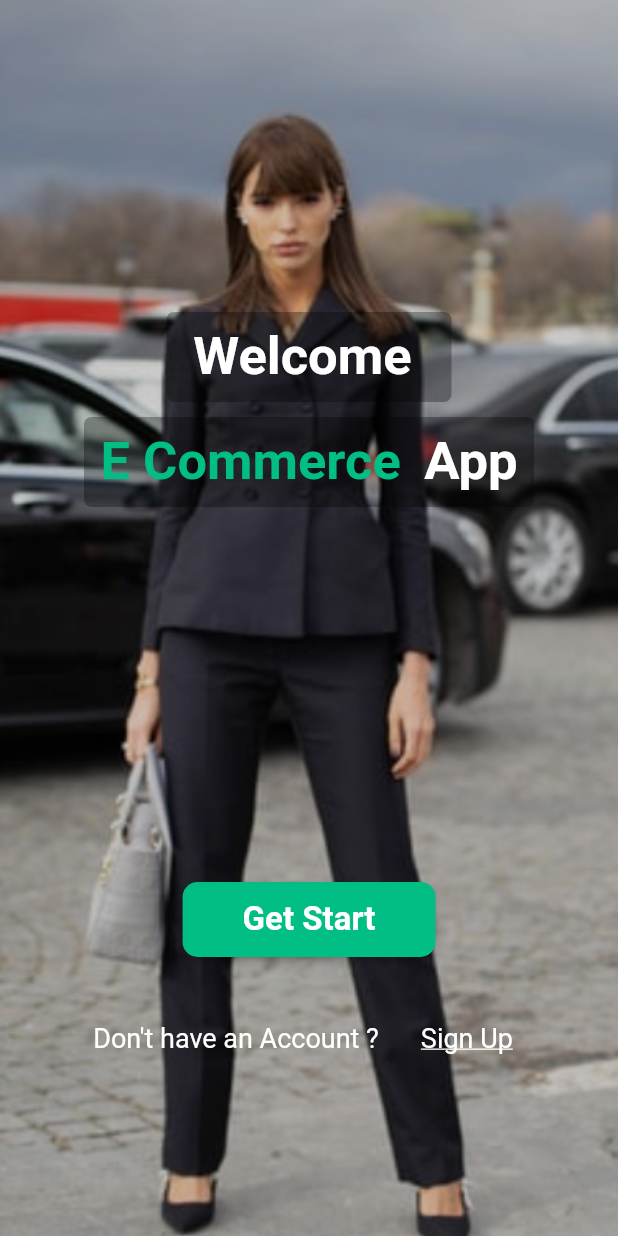
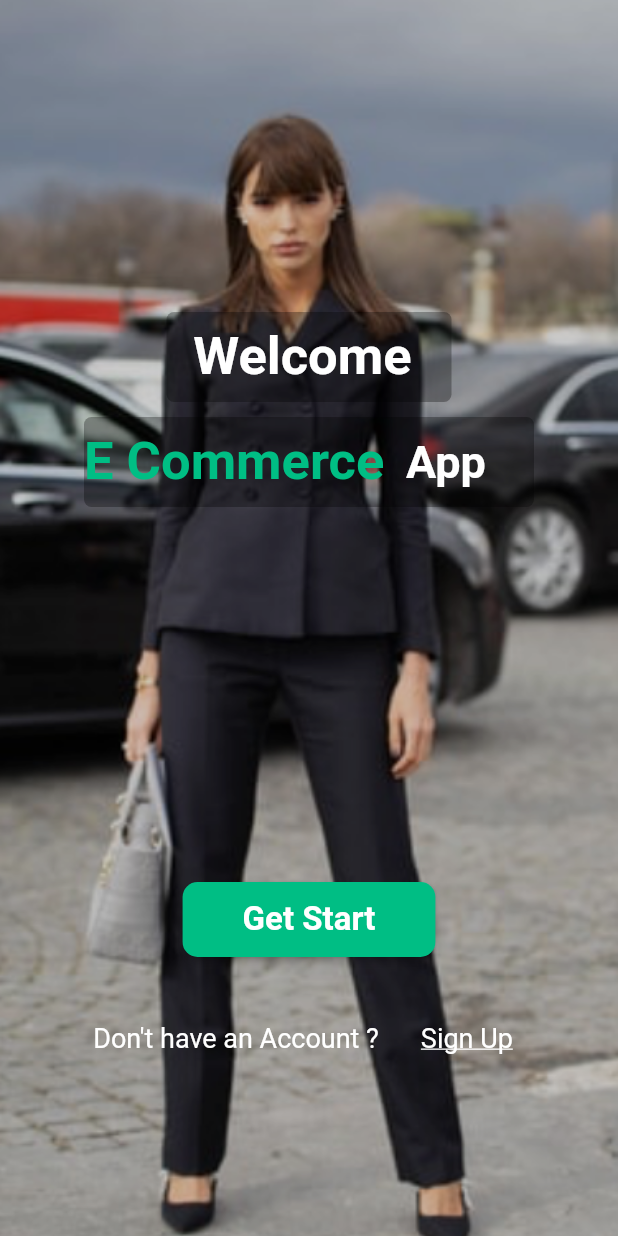
Before and after one commit to mohmedsabryy/E_Commerce_flutter_app, a Flutter app: the WelcomeScreen screen opened by its route, on a phone screen of 412 x 824 dp. Run offline on Flutter 3.47's test engine with Material 2 defaults, Android fonts, the phone set to English and light mode, and no system bars; our stand-ins replace get, get_storage; accounts and stored records are empty; network calls fail.

Commit message:
main Screen

```diff
--- /dev/null
+++ b/lib/logic/bindings/main_binding.dart
@@ -0,0 +1,10 @@
+import 'package:ecommerceflutterapp/logic/controllers/main_controller.dart';
+import 'package:get/get.dart';
+
+class MainBinding extends Bindings{
+  @override
+  void dependencies() {
+    Get.put(MainController());
+  }
+
+}
--- a/lib/logic/controllers/auth_controller.dart
+++ b/lib/logic/controllers/auth_controller.dart
@@ -19,4 +19,6 @@ class AuthController extends GetxController{
      update() ;
    }
 
+
+
 }
--- /dev/null
+++ b/lib/logic/controllers/theme_controller.dart
@@ -0,0 +1,25 @@
+import 'package:flutter/material.dart';
+import 'package:get/get.dart';
+import 'package:get_storage/get_storage.dart';
+
+class ThemeController {
+  final GetStorage boxStorage = GetStorage();
+  final key = 'isDarkModes';
+
+  saveThemeDataInBox(bool isDark) {
+    boxStorage.write(key, isDark);
+  }
+
+  bool getThemeDataFromBox() {
+    return boxStorage.read<bool>(key) ?? false;
+  }
+
+  ThemeMode get themeDataGet =>
+      getThemeDataFromBox() ? ThemeMode.dark : ThemeMode.light;
+
+  void changesTheme() {
+    Get.changeThemeMode(
+        getThemeDataFromBox() ? ThemeMode.light : ThemeMode.dark);
+    saveThemeDataInBox(!getThemeDataFromBox());
+  }
+}
--- a/lib/routes/routes.dart
+++ b/lib/routes/routes.dart
@@ -1,34 +1,80 @@
 import 'package:ecommerceflutterapp/logic/bindings/auth_binding.dart';
+import 'package:ecommerceflutterapp/logic/bindings/main_binding.dart';
 import 'package:ecommerceflutterapp/view/screen/auth/forgot_password_screen.dart';
 import 'package:ecommerceflutterapp/view/screen/auth/login_Screen.dart';
 import 'package:ecommerceflutterapp/view/screen/auth/singup_screen.dart';
+import 'package:ecommerceflutterapp/view/screen/favorites_screen.dart';
+import 'package:ecommerceflutterapp/view/screen/main_screen.dart';
 import 'package:ecommerceflutterapp/view/screen/welcome_screen.dart';
 import 'package:get/get_navigation/src/routes/get_route.dart';
+import '../view/screen/category_screen.dart';
+import '../view/screen/settings_screen.dart';
 
 class AppRoutes{
   //initial rout
-  static const welcome =Routes.welcomeScreen ;
+  static const welcome =Routes.mainScreen ;
+
   //get page
 
   static final routes=[
+    //welcome screen
     GetPage(
       name: Routes.welcomeScreen,
       page:()=> const WelcomeScreen() ,
     ),
+
+    //login screen
     GetPage(
       name: Routes.loginScreen,
       page:()=>  LoginScreen() ,
       binding: AuthBinding(),
-    ),  GetPage(
+    ),
+
+    //signup screen
+    GetPage(
       name: Routes.signUpScreen,
       page:()=>  SignUpScreen() ,
       binding: AuthBinding(),
     ),
+
+    //forgotPassword screen
     GetPage(
       name: Routes.forgotPassword,
       page:()=>   ForgotPassword() ,
       binding: AuthBinding(),
 
+    ),
+
+    //favourateScreen
+    GetPage(
+      name: Routes.favourateScreen,
+      page:()=>   FavoritesScreen() ,
+      binding: AuthBinding(),
+
+    ),
+
+    //mainScreen
+    GetPage(
+      name: Routes.mainScreen,
+      page:()=>   MainScreen() ,
+      bindings:[
+        AuthBinding(),
+        MainBinding(),
+      ] ,
+    ),
+
+    //settingScreen
+    GetPage(
+      name: Routes.settingScreen,
+      page:()=> SettingsScreen() ,
+      binding: AuthBinding(),
+    ),
+
+    //categoryScreen
+    GetPage(
+      name: Routes.categoryScreen,
+      page:()=>   CategorySceen() ,
+      binding: AuthBinding(),
     ),
   ];
 }
@@ -39,4 +85,12 @@ class Routes{
   static const loginScreen ='/loginScreen' ;
   static const signUpScreen ='/signUpScreen' ;
   static const forgotPassword ='/forgotPassword' ;
+  static const favourateScreen ='/favourateScreen' ;
+  static const mainScreen ='/mainScreen' ;
+  static const settingScreen ='/settingScreen' ;
+  static const categoryScreen ='/categoryScreen' ;
+
+
+
+
 }
--- a/lib/view/screen/auth/login_Screen.dart
+++ b/lib/view/screen/auth/login_Screen.dart
@@ -18,13 +18,15 @@ import 'package:get/get_navigation/src/extension_navigation.dart';
 
 
 class LoginScreen extends StatelessWidget {
+  LoginScreen({Key? key}) : super(key: key);
+
   final formKey =GlobalKey<FormState>() ;
-  final controller =Get.find<AuthController>() ;
 
-  LoginScreen({Key? key}) : super(key: key);
 
   final TextEditingController emailController =TextEditingController() ;
   final TextEditingController passwordController =TextEditingController() ;
+  final controller = Get.find<AuthController>();
+
   @override
   Widget build(BuildContext context) {
     return SafeArea(
--- a/lib/view/screen/auth/singup_screen.dart
+++ b/lib/view/screen/auth/singup_screen.dart
@@ -181,7 +181,6 @@ class SignUpScreen extends StatelessWidget {
                   text: "Already have an Account ? ",
                   TextType: "Log in ",
                 ) ,
-
               ],
             ),
           ),
--- a/lib/view/screen/welcome_screen.dart
+++ b/lib/view/screen/welcome_screen.dart
@@ -75,12 +75,14 @@ class WelcomeScreen extends StatelessWidget {
                           SizedBox(
                             width: 7,
                           ),
-                          TextUtils(
-                            text: ' App',
-                            fontsize: 35,
-                            fontWeight: FontWeight.bold,
-                            color: Colors.white,
-                            underline: TextDecoration.none,
+                          Expanded(
+                            child: TextUtils(
+                              text: ' App',
+                              fontsize: 30,
+                              fontWeight: FontWeight.bold,
+                              color: Colors.white,
+                              underline: TextDecoration.none,
+                            ),
                           ),
                         ],
                       ),
@@ -104,7 +106,7 @@ class WelcomeScreen extends StatelessWidget {
                             vertical: 12,
                           )),
                       onPressed: () {
-                        Get.off( LoginScreen());
+                        Get.offNamed(Routes.loginScreen);
                       },
                       child: const TextUtils(
                         fontsize: 22,
@@ -139,7 +141,7 @@ class WelcomeScreen extends StatelessWidget {
                         // Buttom  Sign Up
                         TextButton(
                           onPressed: () {
-                            Get.off( SignUpScreen());
+                            Get.offNamed(Routes.signUpScreen);
                           },
                           child: const TextUtils(
                             text: 'Sign Up',
```
Also changed, not shown: lib/logic/controllers/main_controller.dart (added, +25 -0 lines), lib/main.dart (+11 -6 lines), lib/view/screen/category_screen.dart (+17 -0 lines), lib/view/screen/favorites_screen.dart (+122 -0 lines), lib/view/screen/home_screen.dart (+17 -0 lines), lib/view/screen/main_screen.dart (+96 -0 lines), lib/view/screen/settings_screen.dart (+46 -0 lines), 1 other file.
